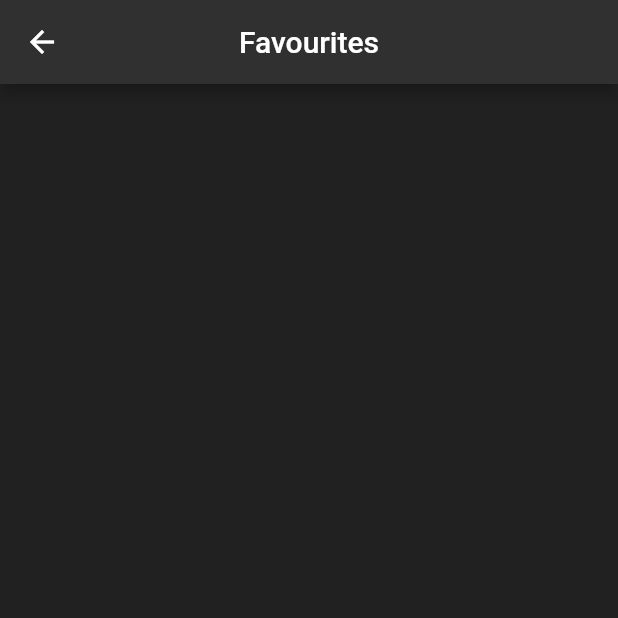
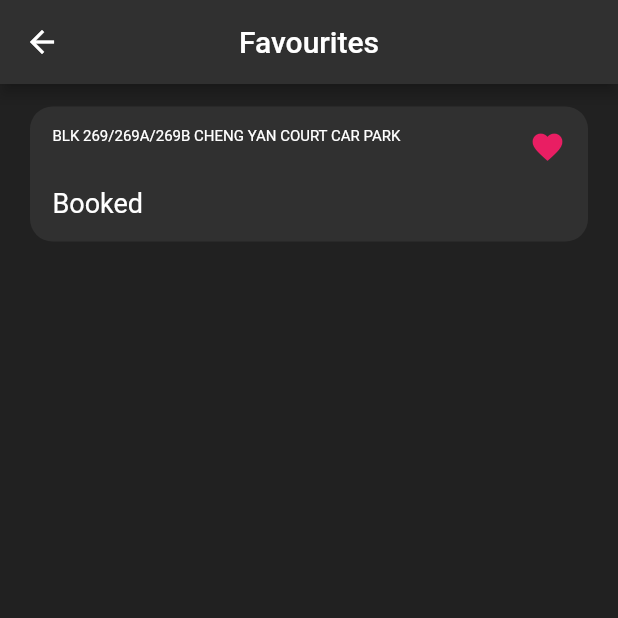
Before and after one commit to devanshk22/car_park_app, a Flutter app: the FavouritesUI screen opened directly, on a phone screen of 412 x 824 dp, the top half of it. Run offline on Flutter 3.47's test engine with Material 2 defaults, Android fonts, the phone set to English and light mode, and no system bars; our stand-ins replace cloud_firestore, firebase_auth, firebase_core; accounts and stored records are empty.

Commit message:
add FavouritesCard widget and modify FavouritesUI

```diff
--- a/lib/pages/FavouritesUI.dart
+++ b/lib/pages/FavouritesUI.dart
@@ -1,4 +1,7 @@
 import 'package:flutter/material.dart';
+import 'package:car_park_app/constants/app_constants.dart';
+import 'package:car_park_app/pages/services/auth.dart';
+import 'package:car_park_app/widgets/FavouritesCard.dart';
 
 class FavouritesUI extends StatefulWidget {
   const FavouritesUI({Key? key}) : super(key: key);
@@ -17,7 +20,16 @@ class _FavouritesUIState extends State<FavouritesUI> {
         centerTitle: true,
         backgroundColor: Colors.grey[850],
       ),
-      body: Container(),
+      body: Container(
+        // TODO: generate favourites list view with UserAccountCtrl
+        padding: EdgeInsets.fromLTRB(screenGap, cardGap, screenGap, cardGap),
+        child: FavouritesCard(
+          carparkName: 'BLK 269/269A/269B CHENG YAN COURT CAR PARK',
+          slotsAvailable: 1,
+          isBooked: true,
+          isFavourite: true,
+        ),
+      ),
     );
   }
 }
--- a/lib/widgets/FavouritesCard.dart
+++ b/lib/widgets/FavouritesCard.dart
@@ -1,2 +1,95 @@
 import 'package:flutter/material.dart';
 import 'package:car_park_app/constants/app_constants.dart';
+
+class FavouritesCard extends StatefulWidget {
+  final String carparkName;
+  int slotsAvailable;
+  bool isBooked;
+  bool isFavourite;
+
+  FavouritesCard(
+      {required this.carparkName,
+      required this.slotsAvailable,
+      required this.isBooked,
+      required this.isFavourite});
+
+  @override
+  _FavouritesCardState createState() => _FavouritesCardState();
+}
+
+class _FavouritesCardState extends State<FavouritesCard> {
+  @override
+  Widget build(BuildContext context) {
+    return Container(
+      width: getScreenWidth(context) - 2 * screenGap,
+      height: 90,
+      child: Stack(
+        children: <Widget>[
+          Positioned(
+            top: 0,
+            left: 0,
+            child: Container(
+              width: getScreenWidth(context) - 2 * screenGap,
+              height: 90,
+              decoration: BoxDecoration(
+                borderRadius: BorderRadius.only(
+                  topLeft: Radius.circular(15),
+                  topRight: Radius.circular(15),
+                  bottomLeft: Radius.circular(15),
+                  bottomRight: Radius.circular(15),
+                ),
+                color: Color.fromRGBO(48, 48, 48, 1),
+              ),
+            ),
+          ),
+          Positioned(
+            top: 15,
+            left: 15,
+            child: Text(
+              '${widget.carparkName}',
+              textAlign: TextAlign.left,
+              style: TextStyle(
+                  color: Colors.white,
+                  fontFamily: 'Roboto',
+                  fontSize: 10,
+                  letterSpacing:
+                      0 /*percentages not used in flutter. defaulting to zero*/,
+                  fontWeight: FontWeight.normal,
+                  height: 1),
+            ),
+          ),
+          Positioned(
+            bottom: 15,
+            left: 15,
+            child: Text(
+              widget.isBooked == true
+                  ? 'Booked'
+                  : widget.slotsAvailable > 0
+                      ? '${widget.slotsAvailable} Slots Available'
+                      : 'No Slots Available',
+              textAlign: TextAlign.left,
+              style: TextStyle(
+                  color: Colors.white,
+                  fontFamily: 'Roboto',
+                  fontSize: 18,
+                  letterSpacing:
+                      0 /*percentages not used in flutter. defaulting to zero*/,
+                  fontWeight: FontWeight.normal,
+                  height: 1),
+            ),
+          ),
+          Positioned(
+            top: 15,
+            right: 15,
+            child: Icon(
+              widget.isFavourite == true
+                  ? Icons.favorite
+                  : Icons.favorite_border,
+              color: Colors.pink,
+            ),
+          ),
+        ],
+      ),
+    );
+  }
+}
```
